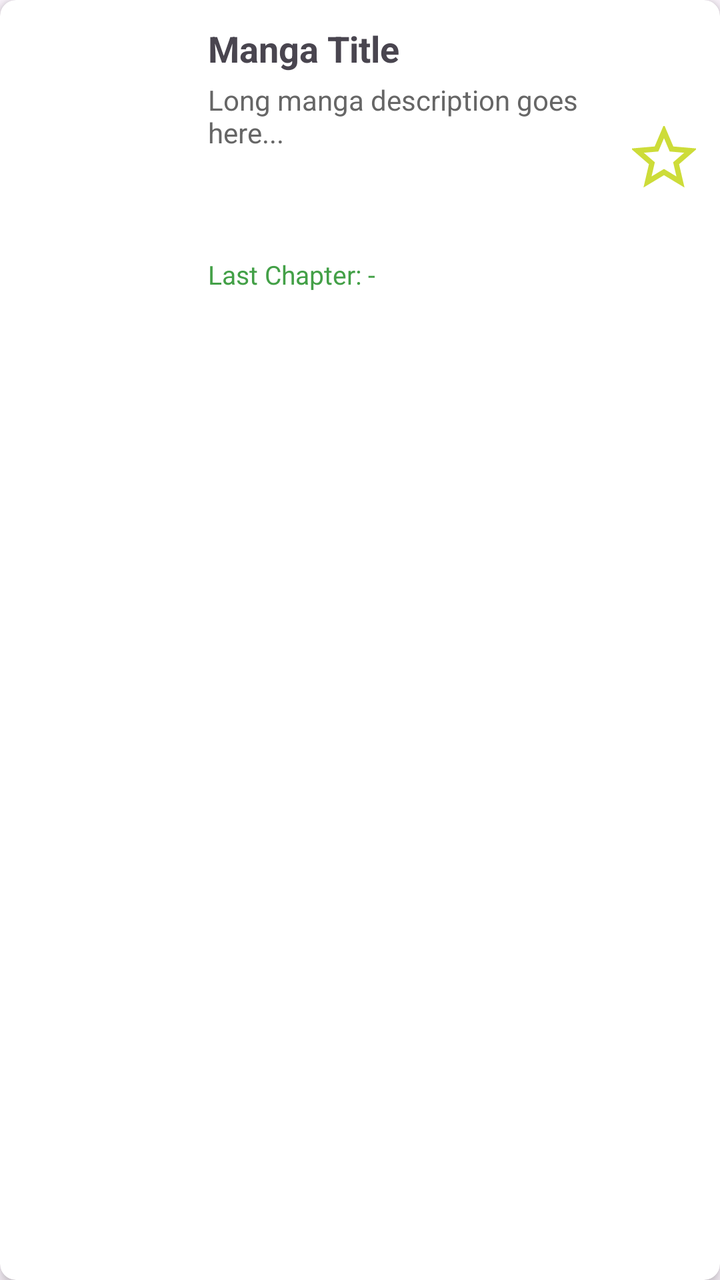
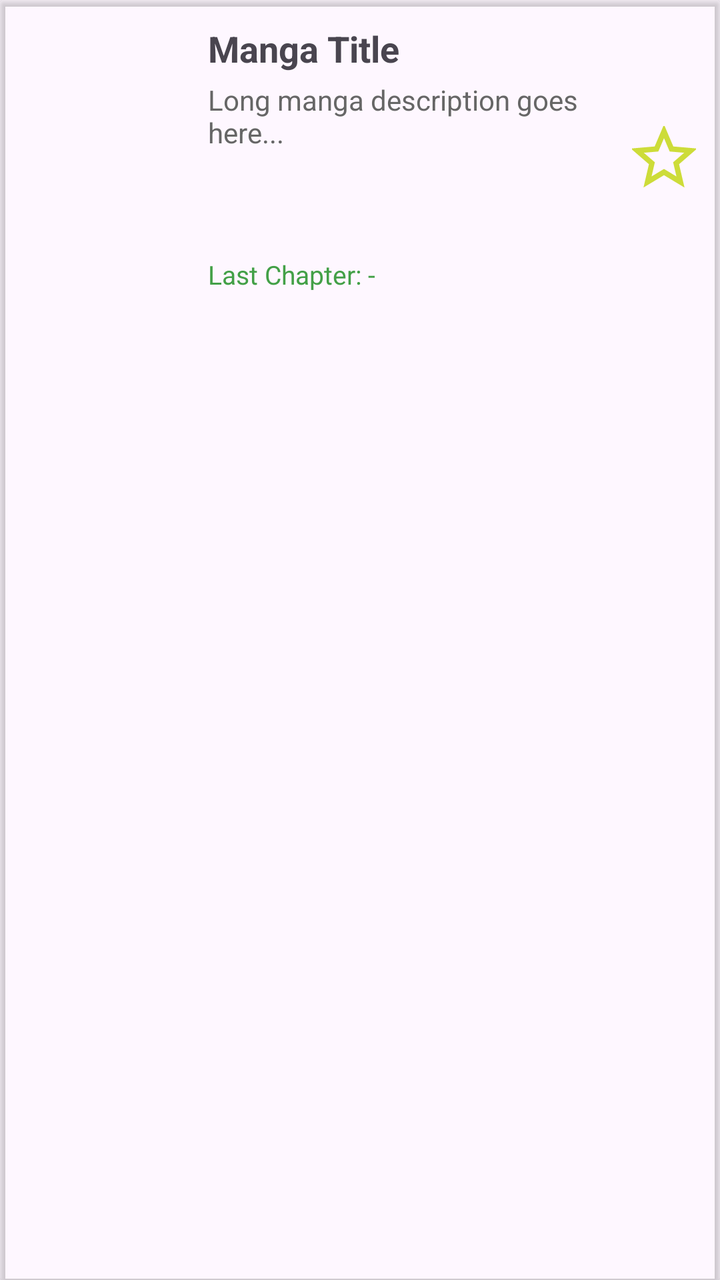

The first picture is an Android layout as it rendered before a commit; the second is the same layout after the commit. The layout source and the unified diff follow.
<!-- AndroidManifest.xml: application theme Theme.MangaV5 -->
<!-- res/layout/activity_manga_item.xml -->
<?xml version="1.0" encoding="utf-8"?>
<androidx.cardview.widget.CardView
    xmlns:android="http://schemas.android.com/apk/res/android"
    xmlns:app="http://schemas.android.com/apk/res-auto"
    android:layout_width="match_parent"
    android:layout_height="wrap_content"
    android:layout_margin="8dp"
    app:cardElevation="4dp"
    app:cardCornerRadius="8dp">

    <LinearLayout
        android:layout_width="match_parent"
        android:layout_height="wrap_content"
        android:padding="12dp"
        android:orientation="horizontal"
        android:gravity="center_vertical">

        
        <ImageView
            android:id="@+id/mangaCoverImage"
            android:layout_width="80dp"
            android:layout_height="110dp"
            android:scaleType="centerCrop"
            android:contentDescription="" />

        <LinearLayout
            android:layout_width="0dp"
            android:layout_height="wrap_content"
            android:layout_weight="1"
            android:orientation="vertical"
            android:layout_marginStart="12dp">

            
            <TextView
                android:id="@+id/mangaTitle"
                android:layout_width="match_parent"
                android:layout_height="wrap_content"
                android:text="Manga Title"
                android:textSize="18sp"
                android:textStyle="bold"
                android:maxLines="1"
                android:ellipsize="end" />

            
            <androidx.core.widget.NestedScrollView
                android:layout_width="match_parent"
                android:layout_height="80dp"
                android:layout_marginTop="4dp"
                android:fillViewport="true">

                <TextView
                    android:id="@+id/mangaDescription"
                    android:layout_width="match_parent"
                    android:layout_height="wrap_content"
                    android:text="Long manga description goes here..."
                    android:textSize="14sp"
                    android:textColor="#666" />
            </androidx.core.widget.NestedScrollView>

            
            <LinearLayout
                android:layout_width="match_parent"
                android:layout_height="wrap_content"
                android:orientation="horizontal"
                android:layout_marginTop="8dp"
                android:gravity="start">

                <TextView
                    android:id="@+id/lastChapter"
                    android:layout_width="0dp"
                    android:layout_height="wrap_content"
                    android:layout_weight="1"
                    android:text="Last Chapter: -"
                    android:textSize="13sp"
                    android:textColor="#43A047"
                    android:clickable="true"
                    android:focusable="true"
                    android:ellipsize="end"
                    android:maxLines="1"
                    android:gravity="start"
                    android:descendantFocusability="blocksDescendants"/>

            </LinearLayout>

        </LinearLayout>

        
        <ImageView
            android:id="@+id/bookmarkStar"
            android:layout_width="32dp"
            android:layout_height="32dp"
            android:layout_marginStart="12dp"
            android:contentDescription="rk"
            android:src="@drawable/ic_star_border"
            android:clickable="true"
            android:focusable="true" />

    </LinearLayout>
</androidx.cardview.widget.CardView>
<!-- resources referenced by this layout -->
<resources>
  <!-- drawable ic_star_border (drawable) -->
  <vector xmlns:android="http://schemas.android.com/apk/res/android"
      android:width="24dp"
      android:height="24dp"
      android:viewportWidth="24"
      android:viewportHeight="24">
  
      <path
          android:fillColor="#FF000000"
          android:pathData="M22,9.24l-7.19,-0.62L12,2 9.19,8.62 2,9.24 7.46,13.97 5.82,21 12,17.27 18.18,21 16.54,13.97z"
          android:fillAlpha="0"
          android:strokeColor="#CDDC39"
          android:strokeWidth="2"/>
  </vector>
  <style name="Theme.MangaV5" parent="Theme.MaterialComponents.DayNight.DarkActionBar">
          
          <item name="colorPrimary">@color/purple_500</item>
          <item name="colorPrimaryVariant">@color/purple_700</item>
          <item name="colorOnPrimary">@color/white</item>
          
          <item name="colorSecondary">@color/teal_200</item>
          <item name="colorSecondaryVariant">@color/teal_700</item>
          <item name="colorOnSecondary">@color/black</item>
          
          <item name="android:statusBarColor">?attr/colorPrimaryVariant</item>
          
      </style>
  <color name="purple_500">#FF6200EE</color>
  <color name="purple_700">#FF3700B3</color>
  <color name="white">#FFFFFFFF</color>
  <color name="teal_200">#FF03DAC5</color>
  <color name="teal_700">#FF018786</color>
  <color name="black">#FF000000</color>
</resources>

<!-- the commit's change to res/layout/activity_manga_item.xml (unified diff, before → after) -->
@@ -1,19 +1,18 @@
-<?xml version="1.0" encoding="utf-8"?>
 <androidx.cardview.widget.CardView
     xmlns:android="http://schemas.android.com/apk/res/android"
     xmlns:app="http://schemas.android.com/apk/res-auto"
     android:layout_width="match_parent"
     android:layout_height="wrap_content"
     android:layout_margin="8dp"
-    app:cardElevation="4dp"
-    app:cardCornerRadius="8dp">
+    app:cardBackgroundColor="@android:color/transparent">
 
     <LinearLayout
         android:layout_width="match_parent"
         android:layout_height="wrap_content"
+        android:orientation="horizontal"
         android:padding="12dp"
-        android:orientation="horizontal"
-        android:gravity="center_vertical">
+        android:gravity="center_vertical"
+        android:background="@android:color/transparent">
 
         
         <ImageView
@@ -21,8 +20,9 @@
             android:layout_width="80dp"
             android:layout_height="110dp"
             android:scaleType="centerCrop"
-            android:contentDescription="" />
+            android:contentDescription="Manga Cover" />
 
+        
         <LinearLayout
             android:layout_width="0dp"
             android:layout_height="wrap_content"
@@ -38,50 +38,41 @@
                 android:text="Manga Title"
                 android:textSize="18sp"
                 android:textStyle="bold"
-                android:maxLines="1"
-                android:ellipsize="end" />
+                android:ellipsize="end"
+                android:maxLines="1" />
 
             
             <androidx.core.widget.NestedScrollView
                 android:layout_width="match_parent"
                 android:layout_height="80dp"
-                android:layout_marginTop="4dp"
-                android:fillViewport="true">
+                android:fillViewport="true"
+                android:overScrollMode="ifContentScrolls"
+                android:scrollbars="vertical"
+                android:layout_marginTop="4dp">
 
                 <TextView
                     android:id="@+id/mangaDescription"
                     android:layout_width="match_parent"
                     android:layout_height="wrap_content"
                     android:text="Long manga description goes here..."
-                    android:textSize="14sp"
-                    android:textColor="#666" />
+                    android:textColor="#666"
+                    android:textSize="14sp" />
+
             </androidx.core.widget.NestedScrollView>
 
             
-            <LinearLayout
+            <TextView
+                android:id="@+id/lastChapter"
                 android:layout_width="match_parent"
                 android:layout_height="wrap_content"
-                android:orientation="horizontal"
+                android:text="Last Chapter: -"
+                android:textColor="#43A047"
+                android:textSize="13sp"
+                android:ellipsize="end"
+                android:maxLines="1"
                 android:layout_marginTop="8dp"
-                android:gravity="start">
-
-                <TextView
-                    android:id="@+id/lastChapter"
-                    android:layout_width="0dp"
-                    android:layout_height="wrap_content"
-                    android:layout_weight="1"
-                    android:text="Last Chapter: -"
-                    android:textSize="13sp"
-                    android:textColor="#43A047"
-                    android:clickable="true"
-                    android:focusable="true"
-                    android:ellipsize="end"
-                    android:maxLines="1"
-                    android:gravity="start"
-                    android:descendantFocusability="blocksDescendants"/>
-
-            </LinearLayout>
-
+                android:clickable="true"
+                android:focusable="true" />
         </LinearLayout>
 
         
@@ -90,10 +81,10 @@
             android:layout_width="32dp"
             android:layout_height="32dp"
             android:layout_marginStart="12dp"
-            android:contentDescription="rk"
             android:src="@drawable/ic_star_border"
             android:clickable="true"
-            android:focusable="true" />
+            android:focusable="true"
+            android:contentDescription="Bookmark" />
+    </LinearLayout>
 
-    </LinearLayout>
 </androidx.cardview.widget.CardView>
